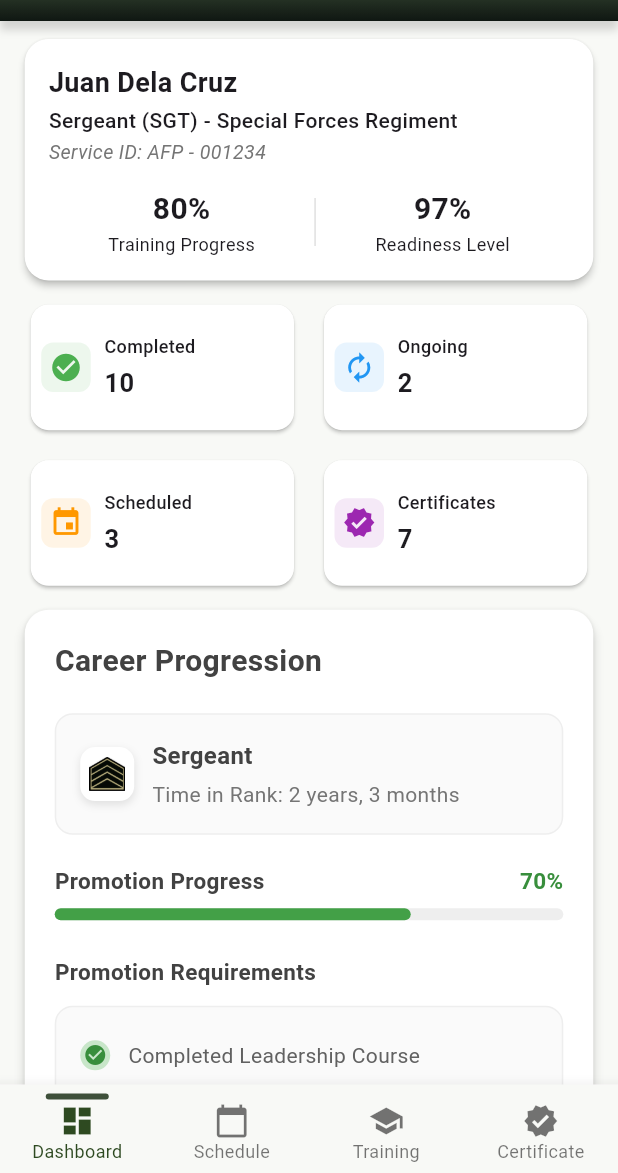
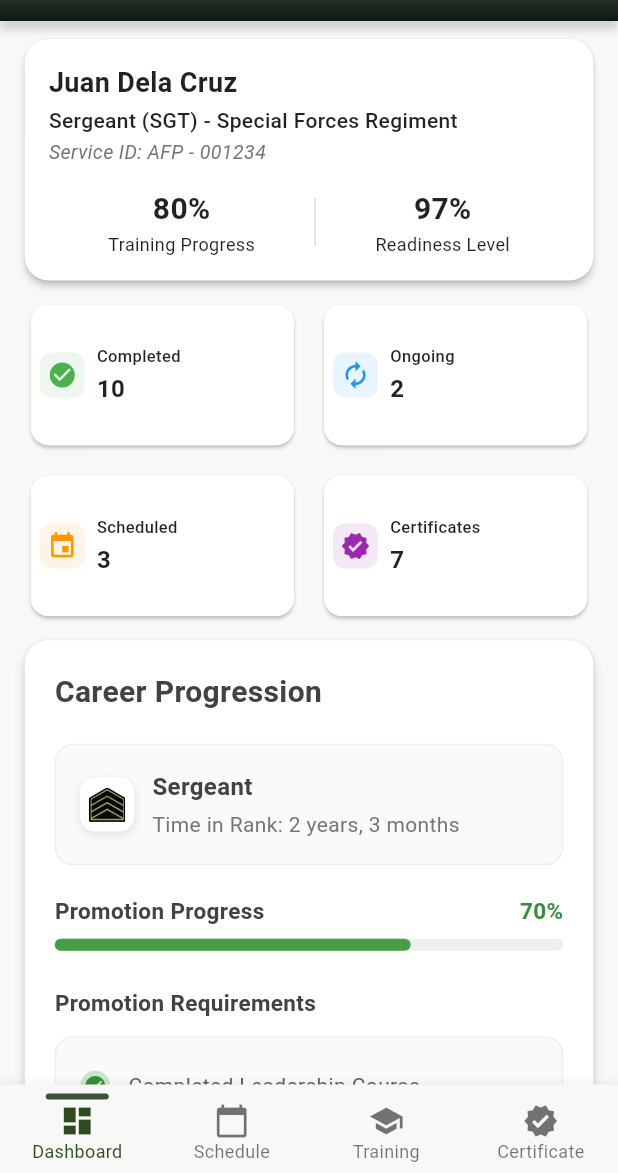
Before and after one commit to tyrelcruz/AFProtrack-Mobile, a Flutter app: the screen it shows after launch, after a tap on "Login", on a phone screen of 412 x 824 dp, the part 63-1236 px from its top. Run offline on Flutter 3.47's test engine with Material 3 defaults, Android fonts, the phone set to English and light mode, and no system bars.

Commit message:
Responsiveness layout

```diff
--- a/afpmobile/lib/main.dart
+++ b/afpmobile/lib/main.dart
@@ -1,7 +1,6 @@
 import 'package:flutter/material.dart';
 
 // View Imports
-import 'views/login_view.dart';
 import 'views/splash_view.dart';
 
 void main() {
@@ -15,26 +14,28 @@ class MyApp extends StatelessWidget {
   @override
   Widget build(BuildContext context) {
     return MaterialApp(
-      title: 'Flutter Demo',
+      title: 'AFProTrack',
       theme: ThemeData(
-        // This is the theme of your application.
-        //
-        // TRY THIS: Try running your application with "flutter run". You'll see
-        // the application has a purple toolbar. Then, without quitting the app,
-        // try changing the seedColor in the colorScheme below to Colors.green
-        // and then invoke "hot reload" (save your changes or press the "hot
-        // reload" button in a Flutter-supported IDE, or press "r" if you used
-        // the command line to start the app).
-        //
-        // Notice that the counter didn't reset back to zero; the application
-        // state is not lost during the reload. To reset the state, use hot
-        // restart instead.
-        //
-        // This works for code too, not just values: Most code changes can be
-        // tested with just a hot reload.
-        colorScheme: ColorScheme.fromSeed(seedColor: Colors.deepPurple),
+        colorScheme: ColorScheme.fromSeed(seedColor: const Color(0xFF3E503A)),
+        useMaterial3: true,
+        // Responsive text scaling
+        textTheme: Theme.of(context).textTheme.apply(
+          bodyColor: Colors.black87,
+          displayColor: Colors.black87,
+        ),
       ),
       home: const SplashView(),
+      // Enable responsive design
+      builder: (context, child) {
+        return MediaQuery(
+          data: MediaQuery.of(context).copyWith(
+            textScaler: MediaQuery.of(
+              context,
+            ).textScaler.clamp(minScaleFactor: 0.8, maxScaleFactor: 1.2),
+          ),
+          child: child!,
+        );
+      },
     );
   }
 }
--- /dev/null
+++ b/afpmobile/lib/utils/responsive_utils.dart
@@ -0,0 +1,52 @@
+import 'package:flutter/material.dart';
+
+class ResponsiveUtils {
+  static bool isMobile(BuildContext context) =>
+      MediaQuery.of(context).size.width < 600;
+
+  static bool isTablet(BuildContext context) =>
+      MediaQuery.of(context).size.width >= 600 &&
+      MediaQuery.of(context).size.width < 1024;
+
+  static bool isDesktop(BuildContext context) =>
+      MediaQuery.of(context).size.width >= 1024;
+
+  static bool isLandscape(BuildContext context) =>
+      MediaQuery.of(context).orientation == Orientation.landscape;
+
+  static double getResponsiveFontSize(
+    BuildContext context, {
+    double mobile = 14.0,
+    double tablet = 16.0,
+    double desktop = 18.0,
+  }) {
+    if (isMobile(context)) return mobile;
+    if (isTablet(context)) return tablet;
+    return desktop;
+  }
+
+  static double getResponsivePadding(
+    BuildContext context, {
+    double mobile = 16.0,
+    double tablet = 24.0,
+    double desktop = 32.0,
+  }) {
+    if (isMobile(context)) return mobile;
+    if (isTablet(context)) return tablet;
+    return desktop;
+  }
+
+  static int getGridCrossAxisCount(BuildContext context) {
+    if (isMobile(context)) return 2;
+    if (isTablet(context)) return 3;
+    return 4;
+  }
+
+  static double getResponsiveWidth(BuildContext context, double percentage) {
+    return MediaQuery.of(context).size.width * percentage;
+  }
+
+  static double getResponsiveHeight(BuildContext context, double percentage) {
+    return MediaQuery.of(context).size.height * percentage;
+  }
+}
--- a/afpmobile/lib/views/home_view.dart
+++ b/afpmobile/lib/views/home_view.dart
@@ -5,6 +5,8 @@ import '../widgets/career_progression_card.dart';
 import '../widgets/app_bar_widget.dart';
 import '../models/home_training_program.dart';
 import '../utils/app_colors.dart';
+import '../utils/responsive_utils.dart';
+import '../widgets/responsive_test_widget.dart';
 
 class HomeView extends StatefulWidget {
   const HomeView({Key? key}) : super(key: key);
@@ -262,6 +264,40 @@ class _HomeViewState extends State<HomeView> {
               ),
             ),
             SizedBox(height: 20), // Reduced spacing since no bottom nav bar
+            // Responsive test button (for development)
+            if (ResponsiveUtils.isTablet(context) ||
+                ResponsiveUtils.isDesktop(context))
+              Padding(
+                padding: EdgeInsets.symmetric(horizontal: width * 0.04),
+                child: ElevatedButton(
+                  onPressed: () {
+                    Navigator.of(context).push(
+                      MaterialPageRoute(
+                        builder: (_) => const ResponsiveTestWidget(),
+                      ),
+                    );
+                  },
+                  style: ElevatedButton.styleFrom(
+                    backgroundColor: Colors.green,
+                    foregroundColor: Colors.white,
+                    padding: EdgeInsets.symmetric(
+                      horizontal: ResponsiveUtils.getResponsivePadding(context),
+                      vertical: 12,
+                    ),
+                  ),
+                  child: Text(
+                    'Test Responsive Design',
+                    style: TextStyle(
+                      fontSize: ResponsiveUtils.getResponsiveFontSize(
+                        context,
+                        mobile: 14.0,
+                        tablet: 16.0,
+                        desktop: 18.0,
+                      ),
+                    ),
+                  ),
+                ),
+              ),
           ],
         ),
       ),
--- a/afpmobile/lib/views/training_view.dart
+++ b/afpmobile/lib/views/training_view.dart
@@ -7,6 +7,7 @@ import '../widgets/training_empty_state.dart';
 import '../models/training_program.dart';
 import '../services/training_data_service.dart';
 import '../utils/app_colors.dart';
+import '../utils/responsive_utils.dart';
 
 class TrainingView extends StatefulWidget {
   const TrainingView({Key? key}) : super(key: key);
@@ -51,7 +52,10 @@ class _TrainingViewState extends State<TrainingView> {
           // Filter Bar
           Container(
             color: AppColors.white,
-            padding: const EdgeInsets.symmetric(horizontal: 16, vertical: 12),
+            padding: EdgeInsets.symmetric(
+              horizontal: ResponsiveUtils.getResponsivePadding(context),
+              vertical: 12,
+            ),
             child: Row(
               children: [
                 Expanded(
@@ -61,7 +65,7 @@ class _TrainingViewState extends State<TrainingView> {
                     onTap: () => setState(() => _selectedFilterIndex = 0),
                   ),
                 ),
-                const SizedBox(width: 8),
+                SizedBox(width: ResponsiveUtils.isMobile(context) ? 8 : 12),
                 Expanded(
                   child: TrainingFilterButton(
                     text: 'Available',
@@ -69,7 +73,7 @@ class _TrainingViewState extends State<TrainingView> {
                     onTap: () => setState(() => _selectedFilterIndex = 1),
                   ),
                 ),
-                const SizedBox(width: 8),
+                SizedBox(width: ResponsiveUtils.isMobile(context) ? 8 : 12),
                 Expanded(
                   child: TrainingFilterButton(
                     text: 'In Progress',
@@ -86,8 +90,10 @@ class _TrainingViewState extends State<TrainingView> {
                 _filteredPrograms.isEmpty
                     ? TrainingEmptyState(message: _getEmptyStateMessage())
                     : ListView.builder(
-                      padding: const EdgeInsets.symmetric(
-                        horizontal: 16,
+                      padding: EdgeInsets.symmetric(
+                        horizontal: ResponsiveUtils.getResponsivePadding(
+                          context,
+                        ),
                         vertical: 12,
                       ),
                       itemCount: _filteredPrograms.length,
--- a/afpmobile/lib/widgets/stats_grid.dart
+++ b/afpmobile/lib/widgets/stats_grid.dart
@@ -1,4 +1,5 @@
 import 'package:flutter/material.dart';
+import '../utils/responsive_utils.dart';
 
 class StatItem {
   final IconData icon;
@@ -25,27 +26,44 @@ class StatsGrid extends StatelessWidget {
   @override
   Widget build(BuildContext context) {
     final width = MediaQuery.of(context).size.width;
-    final height = MediaQuery.of(context).size.height;
 
-    // Calculate responsive values
-    final isSmallScreen = width < 360;
-    final isMediumScreen = width >= 360 && width < 600;
+    // Use responsive utils for better breakpoint handling
+    final isMobile = ResponsiveUtils.isMobile(context);
+    final isTablet = ResponsiveUtils.isTablet(context);
 
     // Adjust aspect ratio based on screen size
-    final aspectRatio = isSmallScreen ? 1.8 : (isMediumScreen ? 2.0 : 2.2);
+    final aspectRatio = isMobile ? 1.8 : (isTablet ? 2.2 : 2.5);
 
     // Adjust font sizes based on screen size
-    final labelFontSize = isSmallScreen ? 11.0 : (isMediumScreen ? 12.0 : 13.0);
-    final valueFontSize = isSmallScreen ? 16.0 : (isMediumScreen ? 17.0 : 18.0);
-    final iconSize = isSmallScreen ? 20.0 : (isMediumScreen ? 22.0 : 24.0);
+    final labelFontSize = ResponsiveUtils.getResponsiveFontSize(
+      context,
+      mobile: 11.0,
+      tablet: 13.0,
+      desktop: 14.0,
+    );
+    final valueFontSize = ResponsiveUtils.getResponsiveFontSize(
+      context,
+      mobile: 16.0,
+      tablet: 18.0,
+      desktop: 20.0,
+    );
+    final iconSize = isMobile ? 20.0 : (isTablet ? 24.0 : 28.0);
 
     // Adjust padding based on screen size
-    final horizontalPadding =
-        isSmallScreen ? 6.0 : (isMediumScreen ? 7.0 : 8.0);
-    final verticalPadding =
-        isSmallScreen ? 10.0 : (isMediumScreen ? 11.0 : 12.0);
-    final iconPadding = isSmallScreen ? 5.0 : (isMediumScreen ? 5.5 : 6.0);
-    final spacing = isSmallScreen ? 8.0 : (isMediumScreen ? 9.0 : 10.0);
+    final horizontalPadding = ResponsiveUtils.getResponsivePadding(
+      context,
+      mobile: 6.0,
+      tablet: 8.0,
+      desktop: 10.0,
+    );
+    final verticalPadding = ResponsiveUtils.getResponsivePadding(
+      context,
+      mobile: 10.0,
+      tablet: 12.0,
+      desktop: 14.0,
+    );
+    final iconPadding = isMobile ? 5.0 : (isTablet ? 6.0 : 7.0);
+    final spacing = isMobile ? 8.0 : (isTablet ? 10.0 : 12.0);
 
     return Padding(
       padding: EdgeInsets.symmetric(horizontal: width * 0.04),
@@ -97,7 +115,7 @@ class StatsGrid extends StatelessWidget {
                               ),
                               overflow: TextOverflow.ellipsis,
                             ),
-                            SizedBox(height: isSmallScreen ? 2 : 4),
+                            SizedBox(height: isMobile ? 2 : 4),
                             Text(
                               item.value.toString(),
                               style: TextStyle(
--- a/afpmobile/lib/widgets/user_profile_card.dart
+++ b/afpmobile/lib/widgets/user_profile_card.dart
@@ -1,5 +1,6 @@
 import 'package:flutter/material.dart';
 import '../utils/app_colors.dart';
+import '../utils/responsive_utils.dart';
 
 class UserProfileCard extends StatelessWidget {
   final String name;
@@ -24,24 +25,75 @@ class UserProfileCard extends StatelessWidget {
   @override
   Widget build(BuildContext context) {
     final width = MediaQuery.of(context).size.width;
+
+    // Responsive font sizes
+    final nameFontSize = ResponsiveUtils.getResponsiveFontSize(
+      context,
+      mobile: 18.0,
+      tablet: 20.0,
+      desktop: 22.0,
+    );
+    final rankFontSize = ResponsiveUtils.getResponsiveFontSize(
+      context,
+      mobile: 14.0,
+      tablet: 16.0,
+      desktop: 18.0,
+    );
+    final serviceIdFontSize = ResponsiveUtils.getResponsiveFontSize(
+      context,
+      mobile: 13.0,
+      tablet: 14.0,
+      desktop: 15.0,
+    );
+    final progressFontSize = ResponsiveUtils.getResponsiveFontSize(
+      context,
+      mobile: 20.0,
+      tablet: 22.0,
+      desktop: 24.0,
+    );
+    final labelFontSize = ResponsiveUtils.getResponsiveFontSize(
+      context,
+      mobile: 12.0,
+      tablet: 13.0,
+      desktop: 14.0,
+    );
+
+    // Responsive padding
+    final cardPadding = ResponsiveUtils.getResponsivePadding(
+      context,
+      mobile: 16.0,
+      tablet: 20.0,
+      desktop: 24.0,
+    );
+
     return Card(
-      margin: EdgeInsets.symmetric(vertical: 12, horizontal: width * 0.04),
+      margin: EdgeInsets.symmetric(
+        vertical: 12,
+        horizontal:
+            ResponsiveUtils.isMobile(context) ? width * 0.04 : width * 0.02,
+      ),
       shape: RoundedRectangleBorder(borderRadius: BorderRadius.circular(16)),
       elevation: 2,
       color: cardColor,
       child: Padding(
-        padding: const EdgeInsets.all(16.0),
+        padding: EdgeInsets.all(cardPadding),
         child: Column(
           crossAxisAlignment: CrossAxisAlignment.start,
           children: [
             Text(
               name,
-              style: TextStyle(fontWeight: FontWeight.bold, fontSize: 18),
+              style: TextStyle(
+                fontWeight: FontWeight.bold,
+                fontSize: nameFontSize,
+              ),
             ),
             SizedBox(height: 2),
             Text(
               '$rank - $unit',
-              style: TextStyle(fontWeight: FontWeight.w500, fontSize: 14),
+              style: TextStyle(
+                fontWeight: FontWeight.w500,
+                fontSize: rankFontSize,
+              ),
             ),
             SizedBox(height: 2),
             Text(
@@ -49,7 +101,7 @@ class UserProfileCard extends StatelessWidget {
               style: TextStyle(
                 fontStyle: FontStyle.italic,
                 color: Colors.grey[600],
-                fontSize: 13,
+                fontSize: serviceIdFontSize,
               ),
             ),
             SizedBox(height: 14),
@@ -62,10 +114,13 @@ class UserProfileCard extends StatelessWidget {
                       '$trainingProgress%',
                       style: TextStyle(
                         fontWeight: FontWeight.bold,
-                        fontSize: 20,
+                        fontSize: progressFontSize,
                       ),
                     ),
-                    Text('Training Progress', style: TextStyle(fontSize: 12)),
+                    Text(
+                      'Training Progress',
+                      style: TextStyle(fontSize: labelFontSize),
+                    ),
                   ],
                 ),
                 Container(width: 1, height: 32, color: Colors.grey[300]),
@@ -75,10 +130,13 @@ class UserProfileCard extends StatelessWidget {
                       '$readinessLevel%',
                       style: TextStyle(
                         fontWeight: FontWeight.bold,
-                        fontSize: 20,
+                        fontSize: progressFontSize,
                       ),
                     ),
-                    Text('Readiness Level', style: TextStyle(fontSize: 12)),
+                    Text(
+                      'Readiness Level',
+                      style: TextStyle(fontSize: labelFontSize),
+                    ),
                   ],
                 ),
               ],
```
Also changed, not shown: afpmobile/lib/widgets/responsive_test_widget.dart (added, +163 -0 lines), 1 other file.
